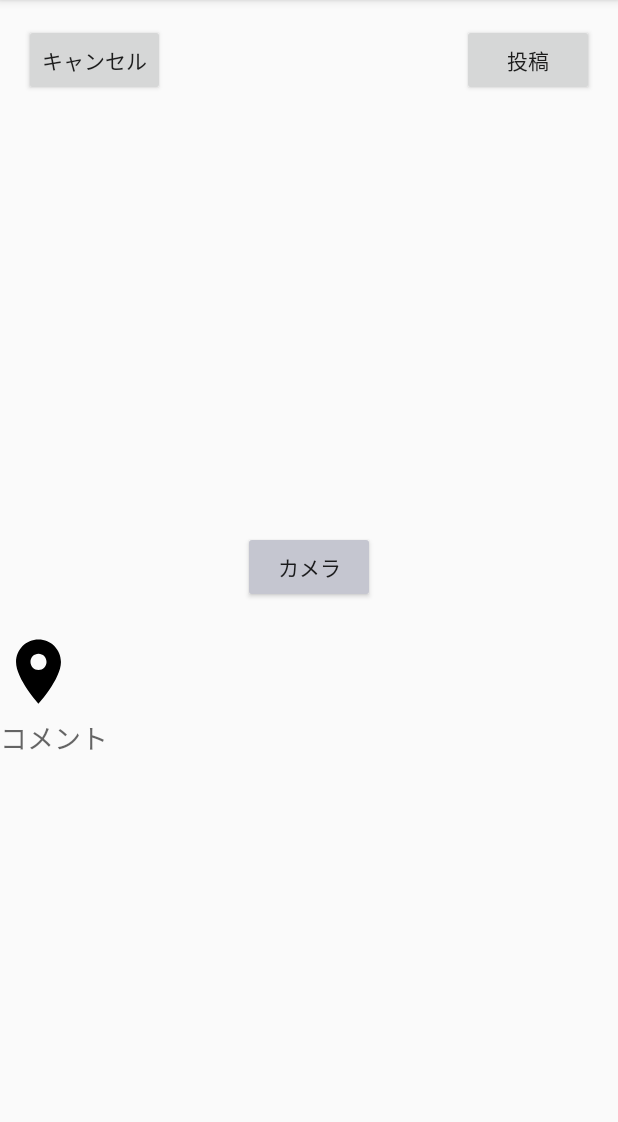
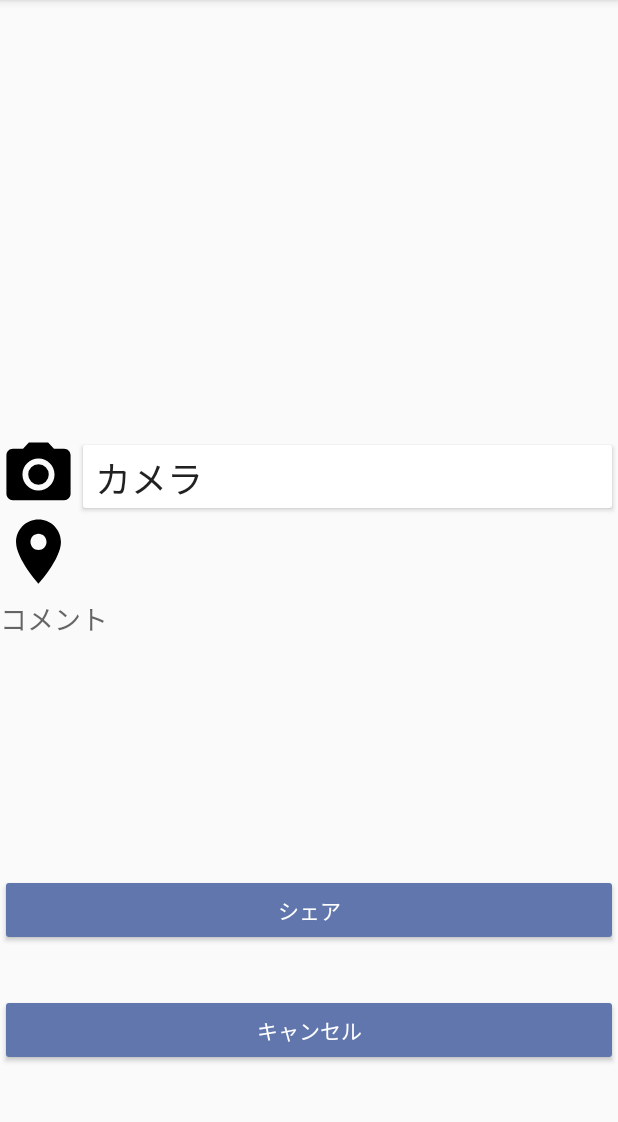
Before and after one commit to matsusaka-k/MapPin, an Android app: the screen it shows after launch (PostPreparation), on a phone screen of 412 x 824 dp, the part 84-1206 px from its top. Run offline under Robolectric (Android 15) with nearby library versions, the phone set to English and light mode, and no system bars; pictures from the network do not load.

Commit message:
postpreparationのui変更

```diff
--- a/app/src/main/java/jp/ac/ecc/se/mappin/PostPreparation.java
+++ b/app/src/main/java/jp/ac/ecc/se/mappin/PostPreparation.java
@@ -62,8 +62,9 @@ public class PostPreparation extends AppCompatActivity {
         ImageView post_Image = findViewById(R.id.post_image);
         Button camera_Button = findViewById(R.id.camera_Button);
 
-        //インテントから位置データ獲得
+        //インテント(home)から位置データ獲得
         Intent intent = getIntent();
+        //今はsampleで値が入っている状態
         double latitude = intent.getDoubleExtra("latitude", 34.70701210088185);
         double longitude = intent.getDoubleExtra("longitude", 135.5023673548298);
 
--- /dev/null
+++ b/app/src/main/res/drawable/ic_baseline_camera_alt_24.xml
@@ -0,0 +1,6 @@
+<vector android:height="24dp" android:tint="#000000"
+    android:viewportHeight="24" android:viewportWidth="24"
+    android:width="24dp" xmlns:android="http://schemas.android.com/apk/res/android">
+    <path android:fillColor="@android:color/white" android:pathData="M12,12m-3.2,0a3.2,3.2 0,1 1,6.4 0a3.2,3.2 0,1 1,-6.4 0"/>
+    <path android:fillColor="@android:color/white" android:pathData="M9,2L7.17,4L4,4c-1.1,0 -2,0.9 -2,2v12c0,1.1 0.9,2 2,2h16c1.1,0 2,-0.9 2,-2L22,6c0,-1.1 -0.9,-2 -2,-2h-3.17L15,2L9,2zM12,17c-2.76,0 -5,-2.24 -5,-5s2.24,-5 5,-5 5,2.24 5,5 -2.24,5 -5,5z"/>
+</vector>
--- a/app/src/main/res/layout/activity_post_preparation.xml
+++ b/app/src/main/res/layout/activity_post_preparation.xml
@@ -8,38 +8,41 @@
 
     <Button
         android:id="@+id/post_Button"
-        android:layout_width="wrap_content"
+        android:layout_width="0dp"
         android:layout_height="wrap_content"
         android:layout_marginTop="16dp"
-        android:layout_marginEnd="16dp"
-        android:text="投稿"
+        android:backgroundTint="@color/material_dynamic_primary50"
+        android:text="シェア"
+        android:textColor="@color/white"
         app:layout_constraintEnd_toEndOf="parent"
-        app:layout_constraintTop_toTopOf="parent" />
+        app:layout_constraintHorizontal_bias="0.0"
+        app:layout_constraintStart_toStartOf="parent"
+        app:layout_constraintTop_toBottomOf="@+id/comment_text" />
 
     <Button
         android:id="@+id/cansel_Button"
-        android:layout_width="wrap_content"
+        android:layout_width="0dp"
         android:layout_height="wrap_content"
-        android:layout_marginStart="5dp"
-        android:layout_marginTop="16dp"
+        android:layout_marginTop="32dp"
+        android:backgroundTint="@color/material_dynamic_primary50"
         android:text="キャンセル"
-        app:layout_constraintEnd_toStartOf="@+id/post_Button"
-        app:layout_constraintHorizontal_bias="0.052"
+        android:textColor="@color/white"
+        app:layout_constraintEnd_toEndOf="parent"
+        app:layout_constraintHorizontal_bias="0.0"
         app:layout_constraintStart_toStartOf="parent"
-        app:layout_constraintTop_toTopOf="parent" />
+        app:layout_constraintTop_toBottomOf="@+id/post_Button" />
 
     <TextView
         android:id="@+id/location_text"
         android:layout_width="0dp"
         android:layout_height="54dp"
-        android:layout_marginTop="16dp"
         android:ems="10"
         android:gravity="center"
+        android:inputType="textPersonName"
         android:textColor="@color/black"
-        android:inputType="textPersonName"
         android:textSize="24sp"
         app:layout_constraintEnd_toEndOf="parent"
-        app:layout_constraintHorizontal_bias="0.0"
+        app:layout_constraintHorizontal_bias="1.0"
         app:layout_constraintStart_toEndOf="@+id/location_image"
         app:layout_constraintTop_toBottomOf="@+id/camera_Button" />
 
@@ -47,46 +50,52 @@
         android:id="@+id/location_image"
         android:layout_width="51dp"
         android:layout_height="51dp"
-        android:layout_marginTop="68dp"
         app:layout_constraintStart_toStartOf="parent"
-        app:layout_constraintTop_toBottomOf="@+id/post_image"
+        app:layout_constraintTop_toBottomOf="@+id/imageView"
         app:srcCompat="@drawable/ic_baseline_place_24" />
 
     <EditText
         android:id="@+id/comment_text"
-        android:layout_width="418dp"
-        android:layout_height="244dp"
+        android:layout_width="409dp"
+        android:layout_height="168dp"
         android:background="@null"
         android:ems="10"
         android:gravity="start"
         android:hint="コメント"
         android:inputType="textPersonName|textMultiLine"
-        app:layout_constraintBottom_toBottomOf="parent"
         app:layout_constraintEnd_toEndOf="parent"
         app:layout_constraintHorizontal_bias="0.0"
         app:layout_constraintStart_toStartOf="parent"
-        app:layout_constraintTop_toBottomOf="@+id/location_text"
-        app:layout_constraintVertical_bias="0.121" />
+        app:layout_constraintTop_toBottomOf="@+id/location_text" />
 
     <ImageView
         android:id="@+id/post_image"
-        android:layout_width="293dp"
-        android:layout_height="246dp"
-        android:layout_marginTop="44dp"
+        android:layout_width="407dp"
+        android:layout_height="265dp"
+        android:layout_marginTop="25dp"
         app:layout_constraintEnd_toEndOf="parent"
-        app:layout_constraintHorizontal_bias="0.61"
+        app:layout_constraintHorizontal_bias="1.0"
         app:layout_constraintStart_toStartOf="parent"
-        app:layout_constraintTop_toBottomOf="@+id/cansel_Button" />
+        app:layout_constraintTop_toTopOf="parent" />
 
     <Button
         android:id="@+id/camera_Button"
-        android:layout_width="wrap_content"
-        android:layout_height="wrap_content"
+        android:layout_width="0dp"
+        android:layout_height="54dp"
         android:clickable="true"
+        android:gravity="start|center_vertical"
         android:text="カメラ"
-        app:backgroundTint="@color/material_dynamic_neutral_variant80"
-        app:layout_constraintBottom_toTopOf="@+id/location_text"
+        android:textSize="24sp"
+        app:backgroundTint="@color/material_dynamic_primary100"
         app:layout_constraintEnd_toEndOf="parent"
+        app:layout_constraintStart_toEndOf="@+id/imageView"
+        app:layout_constraintTop_toBottomOf="@+id/post_image" />
+
+    <ImageView
+        android:id="@+id/imageView"
+        android:layout_width="51dp"
+        android:layout_height="51dp"
         app:layout_constraintStart_toStartOf="parent"
-        app:layout_constraintTop_toBottomOf="@+id/post_image" />
+        app:layout_constraintTop_toBottomOf="@+id/post_image"
+        app:srcCompat="@drawable/ic_baseline_camera_alt_24" />
 </androidx.constraintlayout.widget.ConstraintLayout>
```
